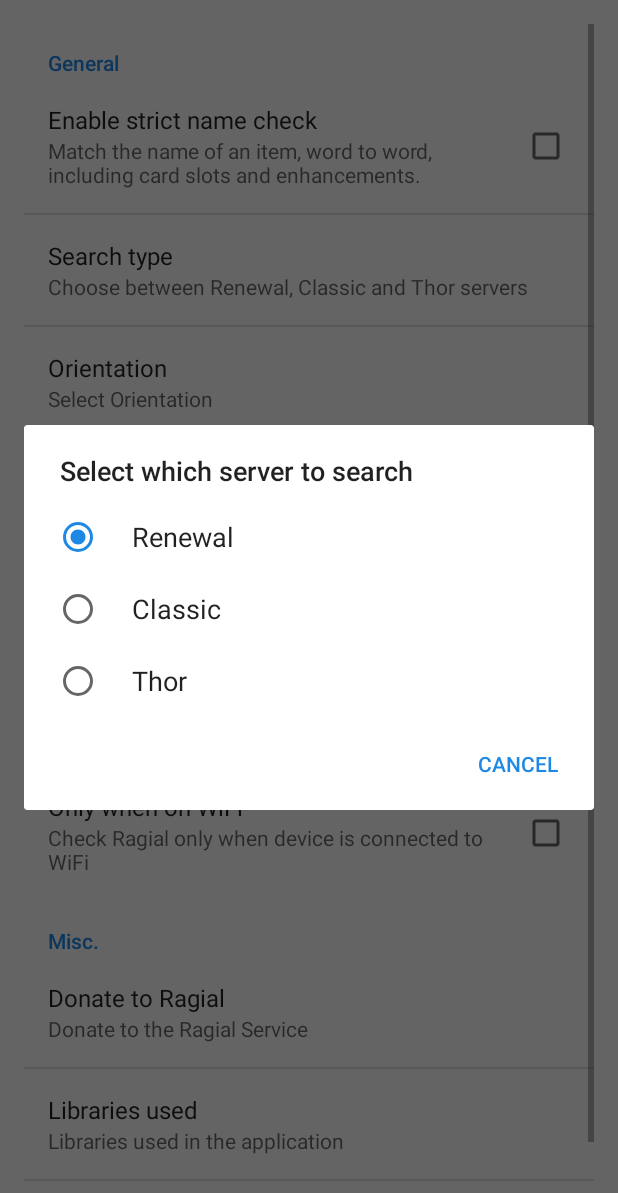
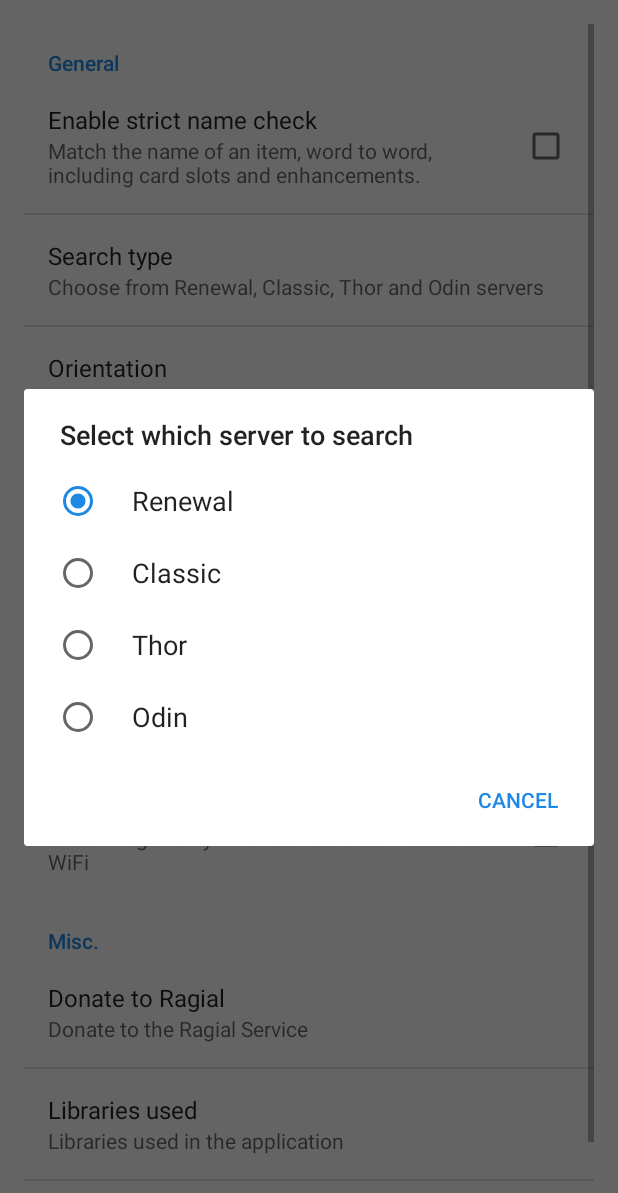
Before and after one commit to titu1994/RagialNotifier, an Android app: the SettingsActivity screen opened directly, with no data from a screen before it, after a tap on "Search type", on a phone screen of 412 x 824 dp. Shown: the top 1193 px of the screen. Run offline under Robolectric (Android 15) with nearby library versions, the phone set to English and light mode, and no system bars; 2 other taps on this screen came first.

Commit message:
Add Odin Server

```diff
--- a/ragialNotifier/src/main/AndroidManifest.xml
+++ b/ragialNotifier/src/main/AndroidManifest.xml
@@ -1,8 +1,8 @@
 <?xml version="1.0" encoding="utf-8"?>
 <manifest xmlns:android="http://schemas.android.com/apk/res/android"
     package="com.somshubra.ragialnotifier"
-    android:versionCode="23"
-    android:versionName="1.2.7" >
+    android:versionCode="24"
+    android:versionName="1.2.8" >
 
     <uses-sdk
         android:minSdkVersion="14"
--- a/ragialNotifier/src/main/java/com/somshubra/ragialnotifier/async/RagialNotifierService.java
+++ b/ragialNotifier/src/main/java/com/somshubra/ragialnotifier/async/RagialNotifierService.java
@@ -65,7 +65,7 @@ public class RagialNotifierService extends IntentService {
 		SharedPreferences prefs = PreferenceManager.getDefaultSharedPreferences(this);
 		final LinkedList<String> list = RagialQueryHelper.loadArray(prefs);
 
-		if(list.size() > 0) {
+		if(list != null && list.size() > 0) {
 			matcher = RagialQueryMatcher.getMatcher();
 			helper = new RagialQueryHelper(this);
 			helper.setCallbacks(new RagialQueryHelper.Callbacks() {
--- a/ragialNotifier/src/main/res/values/arrays.xml
+++ b/ragialNotifier/src/main/res/values/arrays.xml
@@ -20,11 +20,13 @@
             <item>Renewal</item>
             <item>Classic</item>
             <item>Thor</item>
+            <item>Odin</item>
         </string-array>
         <string-array name="prefs_server_list_values">
             <item>1</item>
             <item>2</item>
             <item>3</item>
+            <item>4</item>
         </string-array>
 
         <string-array name="prefs_orientation">
--- a/ragialNotifier/src/main/res/values/strings.xml
+++ b/ragialNotifier/src/main/res/values/strings.xml
@@ -71,7 +71,7 @@
     <string name="menu_notify">Notify</string>
     <string name="menu_delete">Delete</string>
     <string name="menu_ragial_website">Ragial.com</string>
-    <string name="prefs_search_type_summary">Choose between Renewal, Classic and Thor servers</string>
+    <string name="prefs_search_type_summary">Choose from Renewal, Classic, Thor and Odin servers</string>
     <string name="prefs_time_between_searches_summary">Set the number of minutes between two searches. Note, low numbers can drain the battery quickly.</string>
 
 
```
Also changed, not shown: 5 other files.
